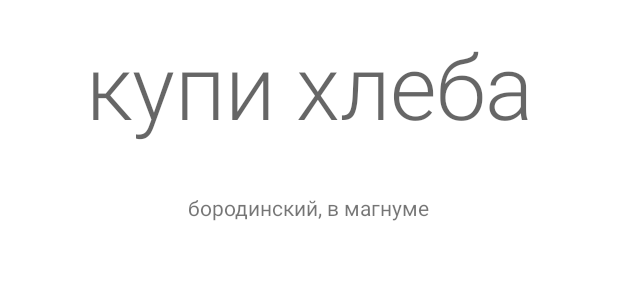
After one commit to upagka/notes, an Android app: the layout fragment_note_details.xml on its own in the app's theme, with its tools: preview values and no code run, on a phone screen of 412 x 824 dp. The commit adds this screen. Shown: the top 300 px of the screen. Run offline under Robolectric (Android 15) with nearby library versions, the phone set to English and light mode, and no system bars.

Commit message:
added layouts

```diff
--- a/app/src/main/AndroidManifest.xml
+++ b/app/src/main/AndroidManifest.xml
@@ -10,7 +10,7 @@
         android:supportsRtl="true"
         android:theme="@style/Theme.Notes">
         <activity
-            android:name=".MainActivity"
+            android:name=".ui.MainActivity"
             android:exported="true">
             <intent-filter>
                 <action android:name="android.intent.action.MAIN" />
--- /dev/null
+++ b/app/src/main/res/layout/fragment_note_details.xml
@@ -0,0 +1,25 @@
+<?xml version="1.0" encoding="utf-8"?>
+<LinearLayout xmlns:android="http://schemas.android.com/apk/res/android"
+    android:layout_width="match_parent"
+    android:layout_height="match_parent"
+    xmlns:tools="http://schemas.android.com/tools"
+    android:orientation="vertical">
+
+    <TextView
+        android:id="@+id/city_tile"
+        android:layout_width="match_parent"
+        android:layout_height="wrap_content"
+        android:gravity="center"
+        android:layout_margin="@dimen/default_margin"
+        android:textAppearance="@style/TextAppearance.MaterialComponents.Headline2"
+        tools:text="@string/sample1_title" />
+
+    <TextView
+        android:id="@+id/city_image"
+        android:layout_width="wrap_content"
+        android:layout_height="wrap_content"
+        android:layout_gravity="center"
+        android:layout_margin="@dimen/default_margin"
+        tools:text="@string/sample1_text" />
+
+</LinearLayout>
--- /dev/null
+++ b/app/src/main/res/layout/fragment_notes_list.xml
@@ -0,0 +1,6 @@
+<?xml version="1.0" encoding="utf-8"?>
+<LinearLayout xmlns:android="http://schemas.android.com/apk/res/android"
+    android:id="@+id/cities_container"
+    android:layout_width="match_parent"
+    android:layout_height="match_parent"
+    android:orientation="vertical" />
--- /dev/null
+++ b/app/src/main/res/values/dimens.xml
@@ -0,0 +1,5 @@
+<?xml version="1.0" encoding="utf-8"?>
+<resources>
+    <dimen name="default_margin">16dp</dimen>
+    <dimen name="small_margin">8dp</dimen>
+</resources>
--- a/app/src/main/res/values/strings.xml
+++ b/app/src/main/res/values/strings.xml
@@ -1,3 +1,5 @@
 <resources>
     <string name="app_name">Notes</string>
+    <string name="sample1_title">купи хлеба</string>
+    <string name="sample1_text">бородинский, в магнуме</string>
 </resources>
```
Also changed, not shown: app/src/main/java/vip/daur/notes/MainActivity.java (deleted, +0 -14 lines), app/src/main/java/vip/daur/notes/domain/HardcodedNotesRepository.java (+4 -4 lines), app/src/main/java/vip/daur/notes/ui/MainActivity.java (added, +28 -0 lines), app/src/main/res/layout/activity_main.xml (+6 -5 lines), app/src/main/res/layout/item_note.xml (added, +17 -0 lines).
